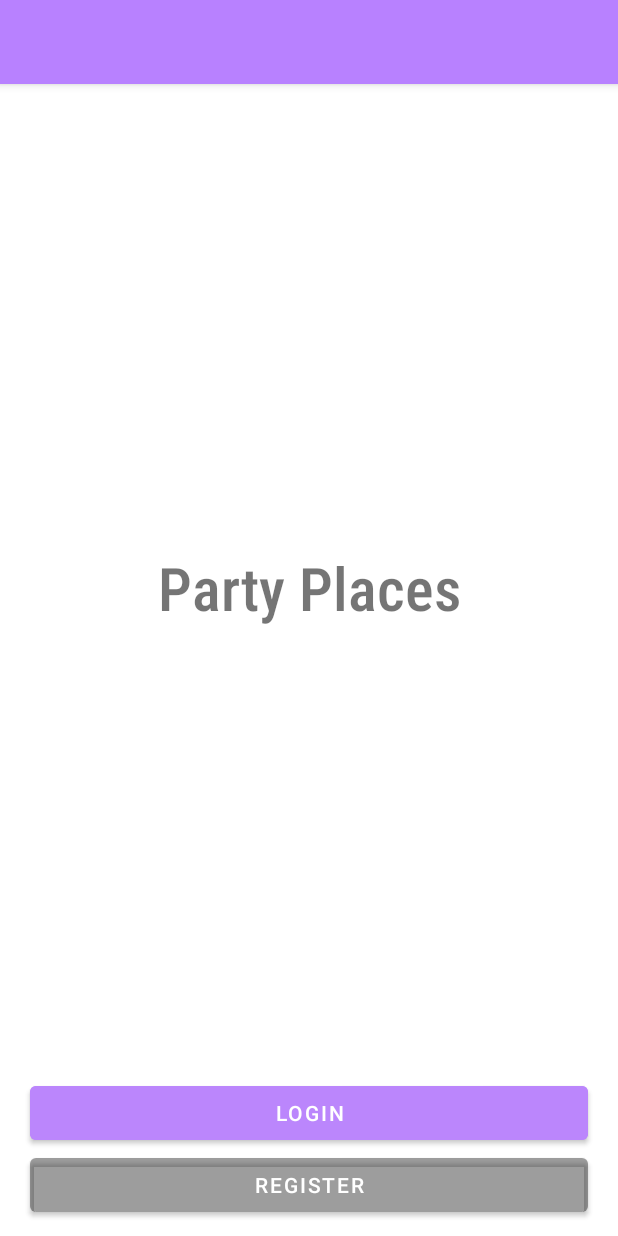
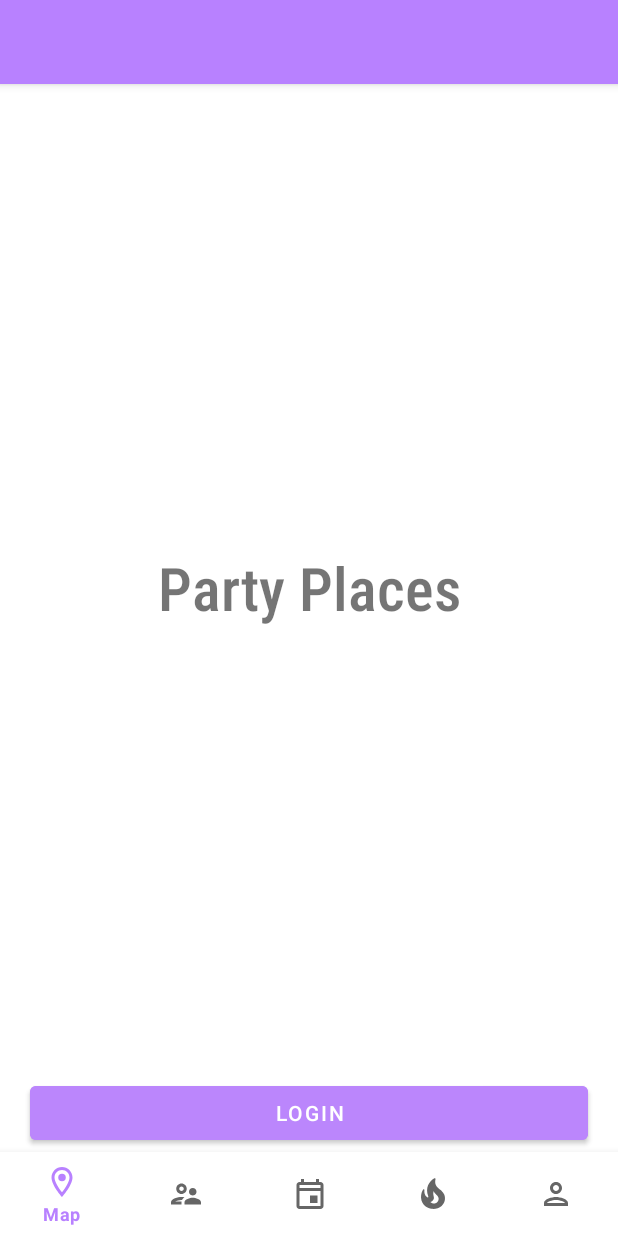
Before and after one commit to miljana-bogdanovic/MOSIS-projekat, an Android app: the layout activity_main.xml on its own in the app's theme, with its tools: preview values and no code run, on a phone screen of 412 x 824 dp. Run offline under Robolectric (Android 15) with nearby library versions, the phone set to English and light mode, and no system bars.

Commit message:
added footer menu to activity

```diff
--- a/Application/PartyPlaces/app/src/main/java/com/mosis/partyplaces/ui/LoginFragment.kt
+++ b/Application/PartyPlaces/app/src/main/java/com/mosis/partyplaces/ui/LoginFragment.kt
@@ -3,14 +3,13 @@ package com.mosis.partyplaces.ui
 import android.os.Bundle
 import android.text.Editable
 import android.text.TextWatcher
-import androidx.fragment.app.Fragment
 import android.view.LayoutInflater
 import android.view.View
 import android.view.ViewGroup
 import android.widget.Button
 import android.widget.EditText
 import android.widget.Toast
-import androidx.core.widget.addTextChangedListener
+import androidx.fragment.app.Fragment
 import androidx.navigation.fragment.findNavController
 import com.mosis.partyplaces.R
 
--- a/Application/PartyPlaces/app/src/main/java/com/mosis/partyplaces/ui/MapsFragment.kt
+++ b/Application/PartyPlaces/app/src/main/java/com/mosis/partyplaces/ui/MapsFragment.kt
@@ -1,14 +1,10 @@
 package com.mosis.partyplaces.ui
-
-import androidx.fragment.app.Fragment
 
 import android.os.Bundle
 import android.view.LayoutInflater
 import android.view.View
 import android.view.ViewGroup
-
-import com.google.android.gms.maps.CameraUpdateFactory
-import com.google.android.gms.maps.GoogleMap
+import androidx.fragment.app.Fragment
 import com.google.android.gms.maps.OnMapReadyCallback
 import com.google.android.gms.maps.SupportMapFragment
 import com.google.android.gms.maps.model.LatLng
--- a/Application/PartyPlaces/app/src/main/java/com/mosis/partyplaces/ui/RegisterFragment.kt
+++ b/Application/PartyPlaces/app/src/main/java/com/mosis/partyplaces/ui/RegisterFragment.kt
@@ -3,14 +3,13 @@ package com.mosis.partyplaces.ui
 import android.os.Bundle
 import android.text.Editable
 import android.text.TextWatcher
-import androidx.fragment.app.Fragment
 import android.view.LayoutInflater
 import android.view.View
 import android.view.ViewGroup
 import android.widget.Button
 import android.widget.EditText
 import android.widget.Toast
-import androidx.core.widget.addTextChangedListener
+import androidx.fragment.app.Fragment
 import androidx.navigation.fragment.findNavController
 import com.mosis.partyplaces.R
 
--- a/Application/PartyPlaces/app/src/main/java/com/mosis/partyplaces/ui/WelcomeFragment.kt
+++ b/Application/PartyPlaces/app/src/main/java/com/mosis/partyplaces/ui/WelcomeFragment.kt
@@ -1,11 +1,11 @@
 package com.mosis.partyplaces.ui
 
 import android.os.Bundle
-import androidx.fragment.app.Fragment
 import android.view.LayoutInflater
 import android.view.View
 import android.view.ViewGroup
 import android.widget.Button
+import androidx.fragment.app.Fragment
 import androidx.navigation.fragment.findNavController
 import com.mosis.partyplaces.R
 
@@ -24,7 +24,6 @@ class WelcomeFragment : Fragment() {
 
     override fun onViewCreated(view: View, savedInstanceState: Bundle?) {
         super.onViewCreated(view, savedInstanceState)
-
         val loginButton = requireView().findViewById<Button>(R.id.welcome_button_login)
         loginButton.setOnClickListener{
             findNavController().navigate(R.id.action_WelcomeFragment_to_LoginFragment)
@@ -33,5 +32,7 @@ class WelcomeFragment : Fragment() {
         registerButton.setOnClickListener{
             findNavController().navigate(R.id.action_WelcomeFragment_to_RegisterFragment)
         }
+
+
     }
 }
--- /dev/null
+++ b/Application/PartyPlaces/app/src/main/res/drawable/ic_friends_selected.xml
@@ -0,0 +1,5 @@
+<vector android:height="24dp" android:tint="#B881FF"
+    android:viewportHeight="24" android:viewportWidth="24"
+    android:width="24dp" xmlns:android="http://schemas.android.com/apk/res/android">
+    <path android:fillColor="@android:color/white" android:pathData="M16.5,12c1.38,0 2.49,-1.12 2.49,-2.5S17.88,7 16.5,7C15.12,7 14,8.12 14,9.5s1.12,2.5 2.5,2.5zM9,11c1.66,0 2.99,-1.34 2.99,-3S10.66,5 9,5C7.34,5 6,6.34 6,8s1.34,3 3,3zM16.5,14c-1.83,0 -5.5,0.92 -5.5,2.75L11,19h11v-2.25c0,-1.83 -3.67,-2.75 -5.5,-2.75zM9,13c-2.33,0 -7,1.17 -7,3.5L2,19h7v-2.25c0,-0.85 0.33,-2.34 2.37,-3.47C10.5,13.1 9.66,13 9,13z"/>
+</vector>
--- /dev/null
+++ b/Application/PartyPlaces/app/src/main/res/drawable/ic_map_selected.xml
@@ -0,0 +1,5 @@
+<vector android:height="24dp" android:tint="#B881FF"
+    android:viewportHeight="24" android:viewportWidth="24"
+    android:width="24dp" xmlns:android="http://schemas.android.com/apk/res/android">
+    <path android:fillColor="@android:color/white" android:pathData="M12,2C8.13,2 5,5.13 5,9c0,5.25 7,13 7,13s7,-7.75 7,-13c0,-3.87 -3.13,-7 -7,-7zM12,11.5c-1.38,0 -2.5,-1.12 -2.5,-2.5s1.12,-2.5 2.5,-2.5 2.5,1.12 2.5,2.5 -1.12,2.5 -2.5,2.5z"/>
+</vector>
--- /dev/null
+++ b/Application/PartyPlaces/app/src/main/res/drawable/ic_profile_selected.xml
@@ -0,0 +1,5 @@
+<vector android:height="24dp" android:tint="#B881FF"
+    android:viewportHeight="24" android:viewportWidth="24"
+    android:width="24dp" xmlns:android="http://schemas.android.com/apk/res/android">
+    <path android:fillColor="@android:color/white" android:pathData="M12,12c2.21,0 4,-1.79 4,-4s-1.79,-4 -4,-4 -4,1.79 -4,4 1.79,4 4,4zM12,14c-2.67,0 -8,1.34 -8,4v2h16v-2c0,-2.66 -5.33,-4 -8,-4z"/>
+</vector>
--- a/Application/PartyPlaces/app/src/main/res/layout/activity_main.xml
+++ b/Application/PartyPlaces/app/src/main/res/layout/activity_main.xml
@@ -22,4 +22,14 @@
 
     <include layout="@layout/content_main" />
 
+    <com.google.android.material.bottomnavigation.BottomNavigationView
+    android:id="@+id/bottom_navigation"
+    android:layout_height="wrap_content"
+    android:layout_width="match_parent"
+        android:layout_gravity="bottom"
+    app:menu="@menu/menu_footer">
+
+</com.google.android.material.bottomnavigation.BottomNavigationView>
+
+
 </androidx.coordinatorlayout.widget.CoordinatorLayout>
--- a/Application/PartyPlaces/app/src/main/res/navigation/nav_graph.xml
+++ b/Application/PartyPlaces/app/src/main/res/navigation/nav_graph.xml
@@ -69,5 +69,20 @@
         android:name="com.mosis.partyplaces.ui.MapsFragment"
         android:label="@string/maps_fragment_label"
         tools:layout="@layout/fragment_maps"/>
+    <fragment
+        android:id="@+id/friendsFragment"
+        android:name="com.mosis.partyplaces.FriendsFragment"
+        android:label="fragment_friends"
+        tools:layout="@layout/fragment_friends" />
+    <fragment
+        android:id="@+id/rankFragment"
+        android:name="com.mosis.partyplaces.RankFragment"
+        android:label="fragment_rank"
+        tools:layout="@layout/fragment_rank" />
+    <fragment
+        android:id="@+id/profileFragment"
+        android:name="com.mosis.partyplaces.ProfileFragment"
+        android:label="fragment_profile"
+        tools:layout="@layout/fragment_profile" />
 
 </navigation>
```
Also changed, not shown: Application/PartyPlaces/app/src/main/java/com/mosis/partyplaces/MainActivity.kt (+14 -2 lines), Application/PartyPlaces/app/src/main/java/com/mosis/partyplaces/ui/FriendsFragment.kt (added, +21 -0 lines), Application/PartyPlaces/app/src/main/java/com/mosis/partyplaces/ui/ProfileFragment.kt (added, +23 -0 lines), Application/PartyPlaces/app/src/main/java/com/mosis/partyplaces/ui/RankFragment.kt (added, +21 -0 lines), Application/PartyPlaces/app/src/main/res/drawable/ic_rank_selected.xml (added, +8 -0 lines), Application/PartyPlaces/app/src/main/res/layout/fragment_friends.xml (added, +14 -0 lines), Application/PartyPlaces/app/src/main/res/layout/fragment_profile.xml (added, +14 -0 lines), Application/PartyPlaces/app/src/main/res/layout/fragment_rank.xml (added, +14 -0 lines).
